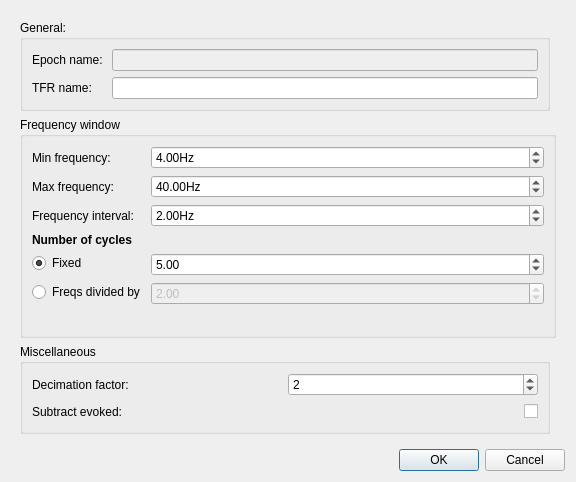
Qt form designer_ui_files/TFRDialogUi.ui (cibr-jyu/meggie) before a commit.
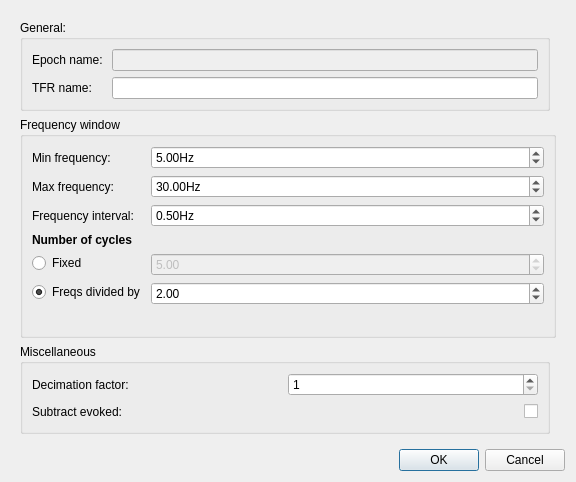
The same form after that commit.

Commit message: Update TFR creation

The edit to the form file:
```diff
--- a/designer_ui_files/TFRDialogUi.ui
+++ b/designer_ui_files/TFRDialogUi.ui
@@ -42,7 +42,7 @@
         <x>0</x>
         <y>0</y>
         <width>558</width>
-        <height>423</height>
+        <height>432</height>
        </rect>
       </property>
       <property name="minimumSize">
@@ -62,8 +62,14 @@
            <layout class="QGridLayout" name="gridLayout_10">
             <item row="0" column="1">
              <widget class="QSpinBox" name="spinBoxDecim">
+              <property name="minimum">
+               <number>1</number>
+              </property>
+              <property name="maximum">
+               <number>1000</number>
+              </property>
               <property name="value">
-               <number>2</number>
+               <number>1</number>
               </property>
              </widget>
             </item>
@@ -146,7 +152,7 @@
                <double>1000.000000000000000</double>
               </property>
               <property name="value">
-               <double>4.000000000000000</double>
+               <double>5.000000000000000</double>
               </property>
              </widget>
             </item>
@@ -169,7 +175,7 @@
                <double>1000.000000000000000</double>
               </property>
               <property name="value">
-               <double>40.000000000000000</double>
+               <double>30.000000000000000</double>
               </property>
              </widget>
             </item>
@@ -192,7 +198,7 @@
                <double>99.989999999999995</double>
               </property>
               <property name="value">
-               <double>2.000000000000000</double>
+               <double>0.500000000000000</double>
               </property>
              </widget>
             </item>
@@ -223,7 +229,7 @@
                  <string>Fixed</string>
                 </property>
                 <property name="checked">
-                 <bool>true</bool>
+                 <bool>false</bool>
                 </property>
                </widget>
               </item>
@@ -232,7 +238,7 @@
             <item row="4" column="1">
              <widget class="QDoubleSpinBox" name="doubleSpinBoxNcycles">
               <property name="enabled">
-               <bool>true</bool>
+               <bool>false</bool>
               </property>
               <property name="minimum">
                <double>1.000000000000000</double>
@@ -255,8 +261,11 @@
                 <property name="text">
                  <string>Freqs divided by</string>
                 </property>
+                <property name="checkable">
+                 <bool>true</bool>
+                </property>
                 <property name="checked">
-                 <bool>false</bool>
+                 <bool>true</bool>
                 </property>
                </widget>
               </item>
@@ -265,7 +274,7 @@
             <item row="5" column="1">
              <widget class="QDoubleSpinBox" name="doubleSpinBoxCycleFactor">
               <property name="enabled">
-               <bool>false</bool>
+               <bool>true</bool>
               </property>
               <property name="toolTip">
                <string/>
```
The commit also changes 2 other files.
